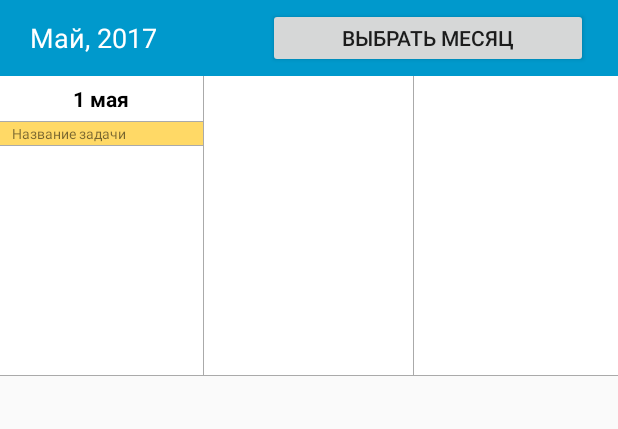
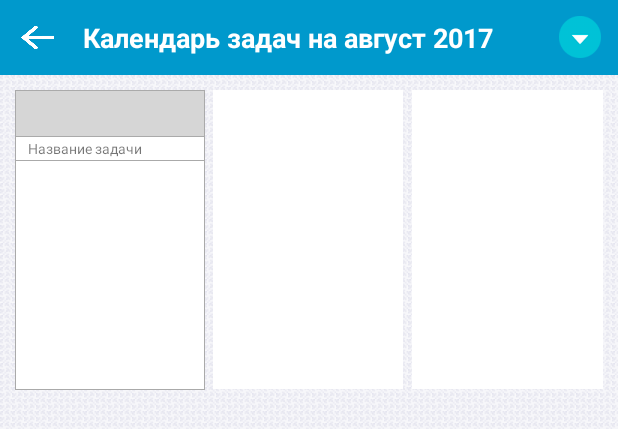
Before and after one commit to deniskond/EasyOrg, an Android app: the layout calendar.xml on its own in the app's theme, with its tools: preview values and no code run, on a phone screen of 412 x 824 dp. Shown: the top 429 px of the screen. Run offline under Robolectric (Android 15) with nearby library versions, the phone set to English and light mode, and no system bars; grey boxes are pictures that could not be loaded.

Commit message:
fixes #79

```diff
--- a/app/src/main/res/drawable/checkbox_selector.xml
+++ /dev/null
@@ -1,5 +0,0 @@
-<?xml version="1.0" encoding="utf-8"?>
-<selector xmlns:android="http://schemas.android.com/apk/res/android">
-    <item android:state_checked="true" android:drawable="@drawable/checkbox_checked" />
-    <item android:state_checked="false" android:drawable="@drawable/checkbox_unchecked" />
-</selector>
--- a/app/src/main/res/layout/calendar.xml
+++ b/app/src/main/res/layout/calendar.xml
@@ -1,72 +1,98 @@
 <?xml version="1.0" encoding="utf-8"?>
 <LinearLayout xmlns:android="http://schemas.android.com/apk/res/android"
+    xmlns:app="http://schemas.android.com/apk/res-auto"
     android:orientation="vertical" android:layout_width="match_parent"
     android:layout_height="match_parent">
 
     <LinearLayout
         android:layout_width="match_parent"
-        android:layout_height="wrap_content"
+        android:layout_height="50dp"
+        android:background="@android:color/holo_blue_dark"
         android:orientation="horizontal">
 
         <LinearLayout
-            android:id="@+id/timespan_button"
-            android:layout_width="match_parent"
-            android:layout_height="wrap_content"
-            android:background="@android:color/holo_blue_dark"
+            android:id="@+id/buttonBack"
+            android:layout_width="50dp"
+            android:layout_height="50dp"
+            android:gravity="center"
+            android:orientation="horizontal">
+
+            <ImageView
+                android:layout_width="22dp"
+                android:layout_height="22dp"
+                app:srcCompat="@drawable/arrow_back" />
+        </LinearLayout>
+
+        <LinearLayout
+            android:layout_width="0dp"
+            android:layout_height="match_parent"
+            android:layout_weight="1"
             android:gravity="center_vertical"
-            android:orientation="horizontal"
-            android:paddingBottom="5dp"
-            android:paddingLeft="20dp"
-            android:paddingRight="20dp"
-            android:paddingTop="5dp"
-            android:weightSum="100">
+            android:orientation="horizontal">
 
             <TextView
-                android:id="@+id/month_text"
+                android:id="@+id/monthText"
                 android:layout_width="wrap_content"
                 android:layout_height="wrap_content"
-                android:layout_weight="50"
-                android:text="Май, 2017"
+                android:layout_weight="1"
+                android:paddingEnd="20dp"
+                android:paddingLeft="5dp"
+                android:paddingRight="20dp"
+                android:paddingStart="5dp"
+                android:text="Календарь задач на август 2017"
                 android:textColor="#ffffff"
-                android:textSize="18sp" />
+                android:textSize="18sp"
+                android:textStyle="bold" />
+        </LinearLayout>
 
-            <Button
-                android:id="@+id/selectMonthButton"
-                android:layout_width="wrap_content"
-                android:layout_height="40dp"
-                android:layout_weight="50"
-                android:text="Выбрать месяц"
-                android:textSize="14sp" />
+        <LinearLayout
+            android:id="@+id/buttonSelectMonth"
+            android:layout_width="50dp"
+            android:layout_height="50dp"
+            android:gravity="center"
+            android:orientation="horizontal">
 
+            <ImageView
+                android:layout_width="28dp"
+                android:layout_height="28dp"
+                app:srcCompat="@drawable/dropdown_2" />
         </LinearLayout>
+
     </LinearLayout>
 
     <ScrollView
         android:id="@+id/tasks_calendar_scroll"
         android:layout_width="match_parent"
-        android:layout_height="match_parent">
+        android:layout_height="match_parent"
+        android:background="@drawable/app_bg">
 
         <LinearLayout
             android:id="@+id/tasks_calendar"
             android:layout_width="match_parent"
             android:layout_height="wrap_content"
-            android:background="#AAAAAA"
+            android:layout_margin="10dp"
             android:orientation="vertical">
 
             <LinearLayout
                 android:id="@+id/three_day_row"
                 android:layout_width="match_parent"
-                android:layout_height="200dp"
-                android:orientation="horizontal"
-                android:weightSum="100">
+                android:layout_height="wrap_content"
+                android:minHeight="200dp"
+                android:orientation="horizontal">
+
+                <LinearLayout
+                    android:id="@+id/day_column_container"
+                    android:layout_width="0dp"
+                    android:layout_height="match_parent"
+                    android:layout_weight="1"
+                    android:background="#AAAAAA"
+                    android:orientation="horizontal">
 
                     <LinearLayout
                         android:id="@+id/day_column"
-                    android:layout_width="0dp"
+                        android:layout_width="match_parent"
                         android:layout_height="match_parent"
-                    android:layout_marginBottom="1px"
-                    android:layout_marginRight="1px"
-                    android:layout_weight="33"
+                        android:layout_margin="1px"
                         android:background="#AAAAAA"
                         android:orientation="vertical">
 
@@ -79,13 +105,32 @@
                             android:gravity="center"
                             android:orientation="horizontal">
 
+                            <RelativeLayout
+                                android:id="@+id/day_name_relative"
+                                android:layout_width="match_parent"
+                                android:layout_height="match_parent">
+
+                                <ImageView
+                                    android:id="@+id/day_name_bg"
+                                    android:layout_width="match_parent"
+                                    android:layout_height="match_parent"
+                                    android:layout_centerHorizontal="false"
+                                    android:scaleType="fitXY"
+                                    app:srcCompat="@drawable/calendar_day_header_bg" />
+
                                 <TextView
                                     android:id="@+id/day_name"
                                     android:layout_width="wrap_content"
                                     android:layout_height="wrap_content"
-                            android:text="1 мая"
+                                    android:layout_centerHorizontal="true"
+                                    android:layout_centerVertical="true"
+                                    android:text="1 мая (пн)"
                                     android:textColor="#000000"
-                            android:textStyle="bold" />
+                                    android:textStyle="bold"
+                                    android:visibility="visible" />
+
+                            </RelativeLayout>
+
                         </LinearLayout>
 
                         <LinearLayout
@@ -100,18 +145,28 @@
                                 android:layout_width="match_parent"
                                 android:layout_height="wrap_content"
                                 android:layout_marginBottom="1px"
-                            android:background="#FFD966"
+                                android:background="#ffffff"
                                 android:gravity="center_vertical"
                                 android:minHeight="15dp"
                                 android:orientation="horizontal">
 
+                                <RelativeLayout
+                                    android:layout_width="match_parent"
+                                    android:layout_height="wrap_content"
+                                    android:minHeight="15dp">
+
                                     <TextView
                                         android:id="@+id/task_name"
-                                android:layout_width="wrap_content"
+                                        android:layout_width="match_parent"
                                         android:layout_height="wrap_content"
+                                        android:layout_centerVertical="true"
+                                        android:layout_weight="1"
                                         android:paddingLeft="8dp"
                                         android:text="Название задачи"
                                         android:textSize="9sp" />
+
+                                </RelativeLayout>
+
                             </LinearLayout>
 
                             <LinearLayout
@@ -124,21 +179,34 @@
                         </LinearLayout>
 
                     </LinearLayout>
+                </LinearLayout>
+
+                <LinearLayout
+                    android:id="@+id/day_padding"
+                    android:layout_width="5dp"
+                    android:layout_height="match_parent"
+                    android:orientation="horizontal"></LinearLayout>
 
                 <LinearLayout
                     android:layout_width="0dp"
                     android:layout_height="match_parent"
                     android:layout_marginBottom="1px"
                     android:layout_marginRight="1px"
-                    android:layout_weight="34"
+                    android:layout_weight="1"
                     android:background="#FFFFFF"
                     android:orientation="vertical"></LinearLayout>
+
+                <LinearLayout
+                    android:id="@+id/day_padding2"
+                    android:layout_width="5dp"
+                    android:layout_height="match_parent"
+                    android:orientation="horizontal"></LinearLayout>
 
                 <LinearLayout
                     android:layout_width="0dp"
                     android:layout_height="match_parent"
                     android:layout_marginBottom="1px"
-                    android:layout_weight="33"
+                    android:layout_weight="1"
                     android:background="#FFFFFF"
                     android:orientation="vertical"></LinearLayout>
             </LinearLayout>
```
Also changed, not shown: app/src/main/java/nosfie/easyorg/Helpers/DateStringsHelper.java (+37 -0 lines), app/src/main/java/nosfie/easyorg/TaskCalendar/DayTasks.java (+29 -3 lines), app/src/main/java/nosfie/easyorg/TaskCalendar/TaskCalendar.java (+127 -39 lines), app/src/main/res/layout/day_tasks.xml (+39 -10 lines). Lines whose indentation alone changed are shown as unchanged.
